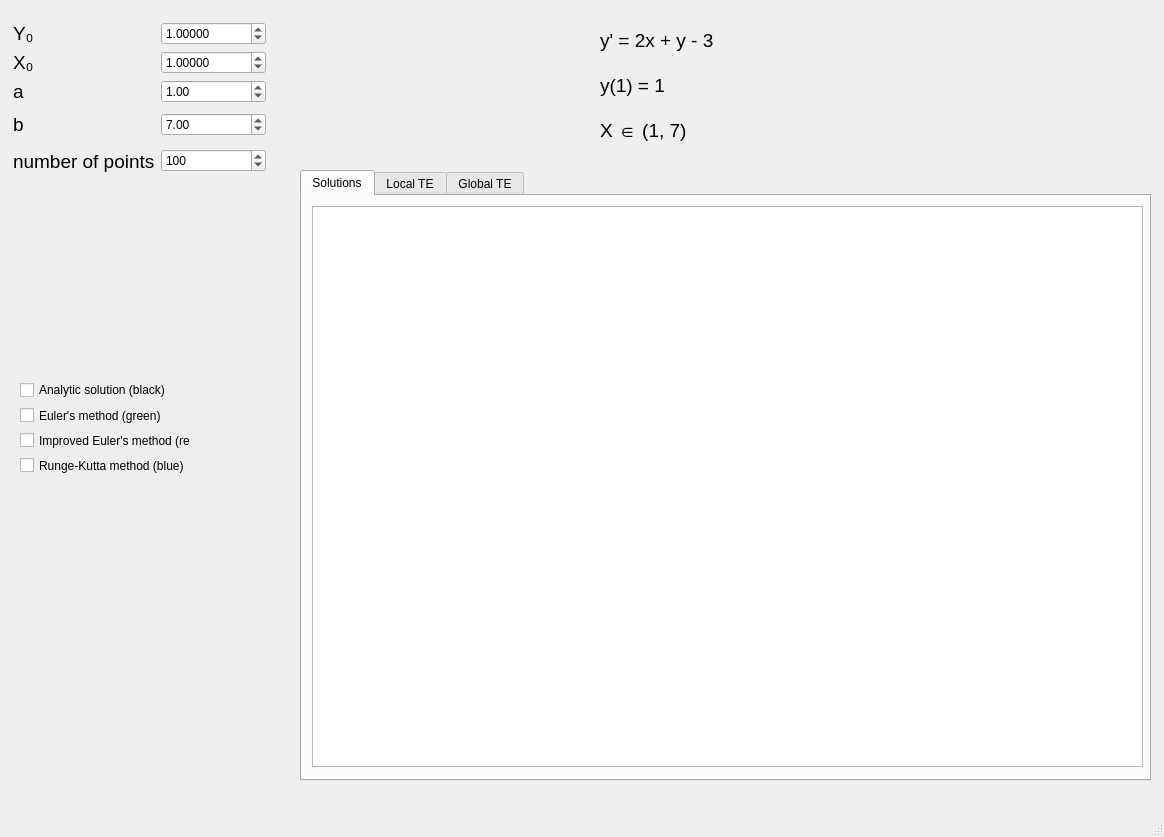
Qt form ui/main_window.ui (nikitosing/de_solver) before a commit.
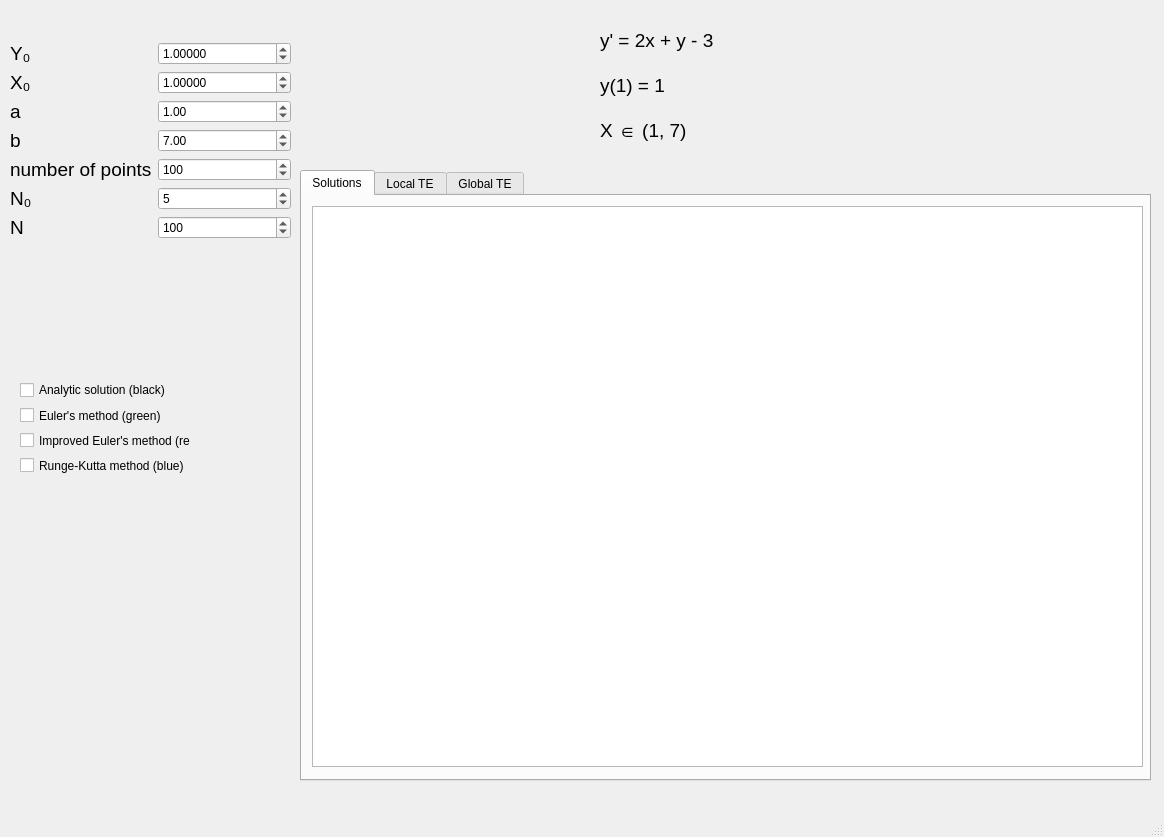
The same form after that commit. Custom widgets are drawn as their Qt base class.

What changed in the file:
```diff
--- a/ui/main_window.ui
+++ b/ui/main_window.ui
@@ -81,161 +81,6 @@
      </item>
     </layout>
    </widget>
-   <widget class="QWidget" name="layoutWidget">
-    <property name="geometry">
-     <rect>
-      <x>13</x>
-      <y>22</y>
-      <width>253</width>
-      <height>154</height>
-     </rect>
-    </property>
-    <layout class="QGridLayout" name="gridLayout">
-     <item row="0" column="0">
-      <widget class="QLabel" name="label_2">
-       <property name="font">
-        <font>
-         <pointsize>14</pointsize>
-        </font>
-       </property>
-       <property name="text">
-        <string>Y₀</string>
-       </property>
-      </widget>
-     </item>
-     <item row="0" column="1">
-      <widget class="QDoubleSpinBox" name="y0_input">
-       <property name="decimals">
-        <number>5</number>
-       </property>
-       <property name="minimum">
-        <double>-100.000000000000000</double>
-       </property>
-       <property name="maximum">
-        <double>100.000000000000000</double>
-       </property>
-       <property name="singleStep">
-        <double>0.000010000000000</double>
-       </property>
-       <property name="value">
-        <double>1.000000000000000</double>
-       </property>
-      </widget>
-     </item>
-     <item row="1" column="0">
-      <widget class="QLabel" name="label">
-       <property name="font">
-        <font>
-         <pointsize>14</pointsize>
-        </font>
-       </property>
-       <property name="text">
-        <string>X₀</string>
-       </property>
-      </widget>
-     </item>
-     <item row="1" column="1">
-      <widget class="QDoubleSpinBox" name="x0_input">
-       <property name="decimals">
-        <number>5</number>
-       </property>
-       <property name="minimum">
-        <double>-709.000000000000000</double>
-       </property>
-       <property name="maximum">
-        <double>709.000000000000000</double>
-       </property>
-       <property name="singleStep">
-        <double>0.000010000000000</double>
-       </property>
-       <property name="value">
-        <double>1.000000000000000</double>
-       </property>
-      </widget>
-     </item>
-     <item row="2" column="1">
-      <widget class="QDoubleSpinBox" name="a_input">
-       <property name="minimum">
-        <double>-709.000000000000000</double>
-       </property>
-       <property name="maximum">
-        <double>708.000000000000000</double>
-       </property>
-       <property name="singleStep">
-        <double>0.100000000000000</double>
-       </property>
-       <property name="value">
-        <double>1.000000000000000</double>
-       </property>
-      </widget>
-     </item>
-     <item row="3" column="1" rowspan="2">
-      <widget class="QDoubleSpinBox" name="b_input">
-       <property name="minimum">
-        <double>-708.000000000000000</double>
-       </property>
-       <property name="maximum">
-        <double>709.000000000000000</double>
-       </property>
-       <property name="singleStep">
-        <double>0.100000000000000</double>
-       </property>
-       <property name="value">
-        <double>7.000000000000000</double>
-       </property>
-      </widget>
-     </item>
-     <item row="5" column="1" rowspan="2">
-      <widget class="QSpinBox" name="pts_number_input">
-       <property name="minimum">
-        <number>1</number>
-       </property>
-       <property name="maximum">
-        <number>100000</number>
-       </property>
-       <property name="value">
-        <number>100</number>
-       </property>
-      </widget>
-     </item>
-     <item row="2" column="0">
-      <widget class="QLabel" name="label_3">
-       <property name="font">
-        <font>
-         <pointsize>14</pointsize>
-        </font>
-       </property>
-       <property name="text">
-        <string>a</string>
-       </property>
-      </widget>
-     </item>
-     <item row="5" column="0" rowspan="2">
-      <widget class="QLabel" name="label_5">
-       <property name="font">
-        <font>
-         <pointsize>14</pointsize>
-        </font>
-       </property>
-       <property name="text">
-        <string>number of points</string>
-       </property>
-      </widget>
-     </item>
-     <item row="3" column="0" rowspan="2">
-      <widget class="QLabel" name="label_4">
-       <property name="font">
-        <font>
-         <pointsize>14</pointsize>
-        </font>
-       </property>
-       <property name="text">
-        <string>b</string>
-       </property>
-      </widget>
-     </item>
-    </layout>
-   </widget>
    <widget class="QTabWidget" name="tabWidget">
     <property name="geometry">
      <rect>
@@ -342,6 +187,219 @@
      </item>
     </layout>
    </widget>
+   <widget class="QWidget" name="">
+    <property name="geometry">
+     <rect>
+      <x>10</x>
+      <y>30</y>
+      <width>281</width>
+      <height>221</height>
+     </rect>
+    </property>
+    <layout class="QGridLayout" name="gridLayout_4">
+     <item row="0" column="0">
+      <layout class="QGridLayout" name="gridLayout_3">
+       <item row="0" column="0">
+        <widget class="QLabel" name="label_2">
+         <property name="font">
+          <font>
+           <pointsize>14</pointsize>
+          </font>
+         </property>
+         <property name="text">
+          <string>Y₀</string>
+         </property>
+        </widget>
+       </item>
+       <item row="1" column="0">
+        <widget class="QLabel" name="label">
+         <property name="font">
+          <font>
+           <pointsize>14</pointsize>
+          </font>
+         </property>
+         <property name="text">
+          <string>X₀</string>
+         </property>
+        </widget>
+       </item>
+       <item row="2" column="0">
+        <widget class="QLabel" name="label_3">
+         <property name="font">
+          <font>
+           <pointsize>14</pointsize>
+          </font>
+         </property>
+         <property name="text">
+          <string>a</string>
+         </property>
+        </widget>
+       </item>
+       <item row="3" column="0">
+        <widget class="QLabel" name="label_4">
+         <property name="font">
+          <font>
+           <pointsize>14</pointsize>
+          </font>
+         </property>
+         <property name="text">
+          <string>b</string>
+         </property>
+        </widget>
+       </item>
+       <item row="4" column="0">
+        <widget class="QLabel" name="label_5">
+         <property name="font">
+          <font>
+           <pointsize>14</pointsize>
+          </font>
+         </property>
+         <property name="text">
+          <string>number of points</string>
+         </property>
+        </widget>
+       </item>
+       <item row="5" column="0">
+        <widget class="QLabel" name="label_9">
+         <property name="font">
+          <font>
+           <pointsize>14</pointsize>
+          </font>
+         </property>
+         <property name="text">
+          <string>N₀</string>
+         </property>
+        </widget>
+       </item>
+       <item row="6" column="0">
+        <widget class="QLabel" name="label_10">
+         <property name="font">
+          <font>
+           <pointsize>14</pointsize>
+          </font>
+         </property>
+         <property name="text">
+          <string>N</string>
+         </property>
+        </widget>
+       </item>
+      </layout>
+     </item>
+     <item row="0" column="1">
+      <layout class="QGridLayout" name="gridLayout">
+       <item row="0" column="0">
+        <widget class="QDoubleSpinBox" name="y0_input">
+         <property name="decimals">
+          <number>5</number>
+         </property>
+         <property name="minimum">
+          <double>-100.000000000000000</double>
+         </property>
+         <property name="maximum">
+          <double>100.000000000000000</double>
+         </property>
+         <property name="singleStep">
+          <double>0.000010000000000</double>
+         </property>
+         <property name="value">
+          <double>1.000000000000000</double>
+         </property>
+        </widget>
+       </item>
+       <item row="1" column="0">
+        <widget class="QDoubleSpinBox" name="x0_input">
+         <property name="decimals">
+          <number>5</number>
+         </property>
+         <property name="minimum">
+          <double>-709.000000000000000</double>
+         </property>
+         <property name="maximum">
+          <double>709.000000000000000</double>
+         </property>
+         <property name="singleStep">
+          <double>0.000010000000000</double>
+         </property>
+         <property name="value">
+          <double>1.000000000000000</double>
+         </property>
+        </widget>
+       </item>
+       <item row="2" column="0">
+        <widget class="QDoubleSpinBox" name="a_input">
+         <property name="minimum">
+          <double>-709.000000000000000</double>
+         </property>
+         <property name="maximum">
+          <double>708.000000000000000</double>
+         </property>
+         <property name="singleStep">
+          <double>0.100000000000000</double>
+         </property>
+         <property name="value">
+          <double>1.000000000000000</double>
+         </property>
+        </widget>
+       </item>
+       <item row="3" column="0">
+        <widget class="QDoubleSpinBox" name="b_input">
+         <property name="minimum">
+          <double>-708.000000000000000</double>
+         </property>
+         <property name="maximum">
+          <double>709.000000000000000</double>
+         </property>
+         <property name="singleStep">
+          <double>0.100000000000000</double>
+         </property>
+         <property name="value">
+          <double>7.000000000000000</double>
+         </property>
+        </widget>
+       </item>
+       <item row="4" column="0">
+        <widget class="QSpinBox" name="pts_number_input">
+         <property name="minimum">
+          <number>1</number>
+         </property>
+         <property name="maximum">
+          <number>100000</number>
+         </property>
+         <property name="value">
+          <number>100</number>
+         </property>
+        </widget>
+       </item>
+       <item row="5" column="0">
+        <widget class="QSpinBox" name="n_0_input">
+         <property name="minimum">
+          <number>1</number>
+         </property>
+         <property name="maximum">
+          <number>100000</number>
+         </property>
+         <property name="value">
+          <number>5</number>
+         </property>
+        </widget>
+       </item>
+       <item row="6" column="0">
+        <widget class="QSpinBox" name="n_input">
+         <property name="minimum">
+          <number>1</number>
+         </property>
+         <property name="maximum">
+          <number>100000</number>
+         </property>
+         <property name="value">
+          <number>100</number>
+         </property>
+        </widget>
+       </item>
+      </layout>
+     </item>
+    </layout>
+   </widget>
   </widget>
   <widget class="QMenuBar" name="menubar">
    <property name="geometry">
```
